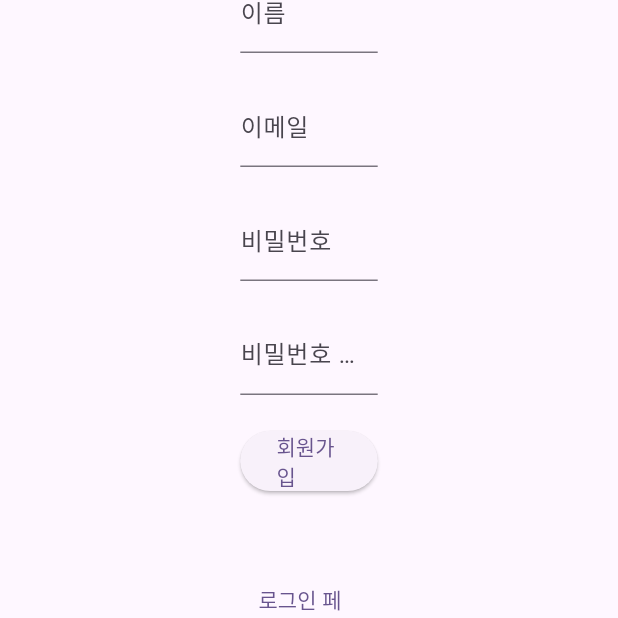
After one commit to brendanHwang/software_engineering, a Flutter app: the screen it shows after launch, after a tap on "아직 회원가입을 안하셨나요?", on a phone screen of 412 x 824 dp, the part 328-946 px from its top. The commit adds this screen. Run offline on Flutter 3.47's test engine with Material 2 defaults, Android fonts, the phone set to English and light mode, and no system bars; our stand-ins replace cloud_firestore, firebase_auth, firebase_core, get; accounts and stored records are empty; network calls fail; statements that could not run were skipped.

Commit message:
[add] backup

```diff
--- a/lib/main.dart
+++ b/lib/main.dart
@@ -1,9 +1,10 @@
 import 'package:firebase_core/firebase_core.dart';
 import 'package:flutter/material.dart';
 import 'package:get/get.dart';
+import 'package:software_engineering/screens/AuthenticationWrapper.dart';
 // import 'package:software_engineering/controllers/LoginController.dart';
 // import 'package:software_engineering/controllers/SignupController.dart';
-import 'package:software_engineering/screens/LoginPage.dart';
+import 'package:software_engineering/screens/auth/LoginScreen.dart';
 import 'firebase_options.dart';
 
 Future<void> main() async {
@@ -29,7 +30,7 @@ class MyApp extends StatelessWidget {
         colorScheme: ColorScheme.fromSeed(seedColor: Colors.deepPurple),
         useMaterial3: true,
       ),
-      home: LoginPage(),
+      home: const AuthenticationWrapper(),
     );
   }
 }
--- /dev/null
+++ b/lib/models/UserModel.dart
@@ -0,0 +1,31 @@
+class UserModel {
+  String name;
+  String email;
+  String password;
+  String? passwordApprove;
+
+
+  UserModel({
+    required this.name,
+    required this.email,
+    required this.password,
+  });
+
+  // Firebase Document로부터 UserModel 생성
+  factory UserModel.fromDocument(Map<String, dynamic> doc) {
+    return UserModel(
+      name: doc['name'],
+      email: doc['email'], // 이메일로 사용될 수 있습니다.
+      password: doc['password'],
+    );
+  }
+
+  // UserModel을 Map으로 변환
+  Map<String, dynamic> toSignupDocument() {
+    return {
+      'name': name,
+      'email': email,
+      'password': password,
+    };
+  }
+}
--- /dev/null
+++ b/lib/screens/AuthenticationWrapper.dart
@@ -0,0 +1,30 @@
+import 'package:firebase_auth/firebase_auth.dart';
+import 'package:flutter/material.dart';
+import 'package:software_engineering/screens/SearchScreen.dart';
+import 'package:software_engineering/screens/auth/LoginScreen.dart';
+
+class AuthenticationWrapper extends StatelessWidget {
+  const AuthenticationWrapper({Key? key}) : super(key: key);
+
+  @override
+  Widget build(BuildContext context) {
+    return StreamBuilder<User?>(
+      stream: FirebaseAuth.instance.authStateChanges(),
+      builder: (context, snapshot) {
+        if (snapshot.connectionState == ConnectionState.active) {
+          User? user = snapshot.data;
+          if (user == null) {
+            return LoginScreen();  // 사용자가 로그인하지 않은 경우 로그인 화면 표시
+          }
+          return const SearchScreen(); // 사용자가 로그인하는 경우 홈 화면 표시
+        }
+
+        return const Scaffold(
+          body: Center(
+            child: CircularProgressIndicator(),  // 연결 상태가 활성화될 때까지 로딩 표시
+          ),
+        );
+      },
+    );
+  }
+}
--- /dev/null
+++ b/lib/screens/auth/LoginScreen.dart
@@ -0,0 +1,69 @@
+import 'package:flutter/material.dart';
+import 'package:get/get.dart';
+import 'package:software_engineering/controllers/LoginController.dart';
+import 'package:software_engineering/screens/auth/SignupScreen.dart';
+
+class LoginScreen extends StatelessWidget {
+  final LoginController loginController = Get.put(LoginController());
+  var idController = TextEditingController();
+  var passwordController = TextEditingController();
+
+  LoginScreen({super.key});
+
+  @override
+  Widget build(BuildContext context) {
+    return Scaffold(
+      body: Center(
+        child: SingleChildScrollView(
+          child: Column(
+            mainAxisAlignment: MainAxisAlignment.center,
+            children: [
+              Image.asset(
+                'assets/images/logo2.png',
+                width: Get.width * 0.2,
+              ),
+              const SizedBox(height: 20),
+              Container(
+                width: Get.width * 0.3,
+                padding: const EdgeInsets.all(16.0),
+                child: Column(
+                  children: [
+                    TextField(
+                      onChanged: (value) => loginController.user.value.email = value,
+                      controller: idController,
+                      decoration: const InputDecoration(labelText: "이메일"),
+                    ),
+                    const SizedBox(height: 20),
+                    TextField(
+                      onChanged: (value) => loginController.user.value.password = value,
+                      controller: passwordController,
+                      obscureText: true,
+                      decoration: const InputDecoration(labelText: "비밀번호"),
+                    ),
+                    const SizedBox(height: 20),
+                    ElevatedButton(
+                      onPressed: () {
+                        loginController.login();
+                      },
+                      child: const Text("로그인"),
+                    ),
+                    const SizedBox(height: 50),
+                    TextButton(
+                      onPressed: () => {},
+                      child: const Text("비밀번호를 잊으셨나요?"),
+                    ),
+                    const SizedBox(height: 10),
+                    TextButton(
+                      onPressed: () => {Get.to(() => SignupScreen())},
+                      child: const Text("아직 회원가입을 안하셨나요?"),
+                    ),
+                  ],
+                ),
+              ),
+            ],
+          ),
+        ),
+      ),
+    );
+  }
+}
--- /dev/null
+++ b/lib/screens/auth/SignupScreen.dart
@@ -0,0 +1,93 @@
+import 'package:flutter/material.dart';
+import 'package:get/get.dart';
+import 'package:software_engineering/controllers/SignupController.dart';
+import 'package:software_engineering/screens/auth/LoginScreen.dart';
+
+
+class SignupScreen extends StatelessWidget {
+  final SignupController signupController = Get.put(SignupController());
+
+
+  SignupScreen({super.key});
+
+  @override
+  Widget build(BuildContext context) {
+    var idController = TextEditingController();
+    var passwordController = TextEditingController();
+    var nameController = TextEditingController();
+    var passwordApproveController = TextEditingController();
+
+    return Scaffold(
+      body: Center(
+        child: SingleChildScrollView(
+          child: Column(
+            mainAxisAlignment: MainAxisAlignment.center,
+            children: [
+              Image.asset(
+                'assets/images/logo2.png',
+                width: Get.width * 0.2,
+              ),
+              const SizedBox(height: 20),
+              Container(
+                width: Get.width * 0.3,
+                padding: const EdgeInsets.all(16.0),
+                child: Column(
+                  children: [
+                    TextField(
+                      controller: nameController,
+                      onChanged: (value) => signupController.user.value.name = value,
+                      decoration: const InputDecoration(labelText: "이름"),
+                    ),
+                    const SizedBox(height: 20),
+                    TextField(
+                      controller: idController,
+                      onChanged: (value) => signupController.user.value.email = value,
+                      decoration: const InputDecoration(labelText: "이메일"),
+                    ),
+                    const SizedBox(height: 20),
+                    TextField(
+                      controller: passwordController,
+                      onChanged: (value) => signupController.user.value.password = value,
+                      obscureText: true,
+                      decoration: const InputDecoration(labelText: "비밀번호"),
+                    ),
+                    const SizedBox(height: 20),
+                    TextField(
+                      controller: passwordApproveController,
+                      onChanged: (value) => signupController.user.value.password = value,
+                      obscureText: true,
+                      decoration: const InputDecoration(labelText: "비밀번호 확인"),
+                    ),
+                    const SizedBox(height: 20),
+                    ElevatedButton(
+                      onPressed: () {
+                        signupController.signup();
+                        // TODO: 회원가입 로직을 여기에 구현하세요
+                        Get.snackbar("회원가입 성공", "로그인 페이지로 돌아갑니다.",
+                        duration: const Duration(seconds: 4),
+                        //  상단에 공간 확보
+                        snackPosition: SnackPosition.TOP,
+                        // 상단 margin
+                        margin: const EdgeInsets.all(8.0),
+                        //  스낵바의 배경색
+                        backgroundColor: Colors.deepPurple.withOpacity(0.1),
+                        ); // 간단한 알림
+                        Get.to(() => LoginScreen()); // 로그인 페이지로 이동
+                      },
+                      child: const Text("회원가입"),
+                    ),
+                    const SizedBox(height: 50),
+                    TextButton(
+                      onPressed: () =>  Get.to(() => LoginScreen()),
+                      child: const Text("로그인 페이지로 돌아가기"),
+                    ),
+                  ],
+                ),
+              ),
+            ],
+          ),
+        ),
+      ),
+    );
+  }
+}
```
Also changed, not shown: lib/controllers/LoginController.dart (+18 -34 lines), lib/controllers/SignupController.dart (+46 -42 lines), lib/screens/LoginPage.dart (deleted, +0 -69 lines), lib/screens/Screen.dart (added, +57 -0 lines), lib/screens/SearchScreen.dart (added, +11 -0 lines), lib/screens/SignupPage.dat.dart (deleted, +0 -93 lines), lib/screens/welcom.dart (deleted, +0 -26 lines), lib/utils/firebase_utils.dart (added, +74 -0 lines), lib/constants/AppFont.dart (added), lib/constants/AppString.dart (added), pubspec.lock, 1 other file.
